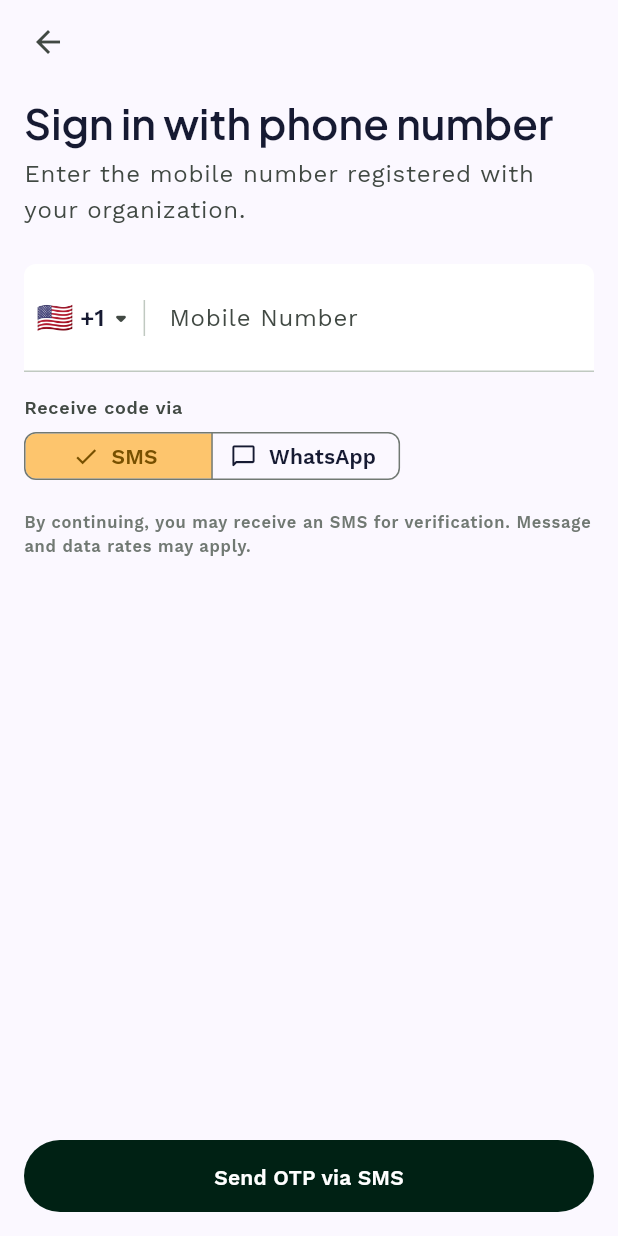
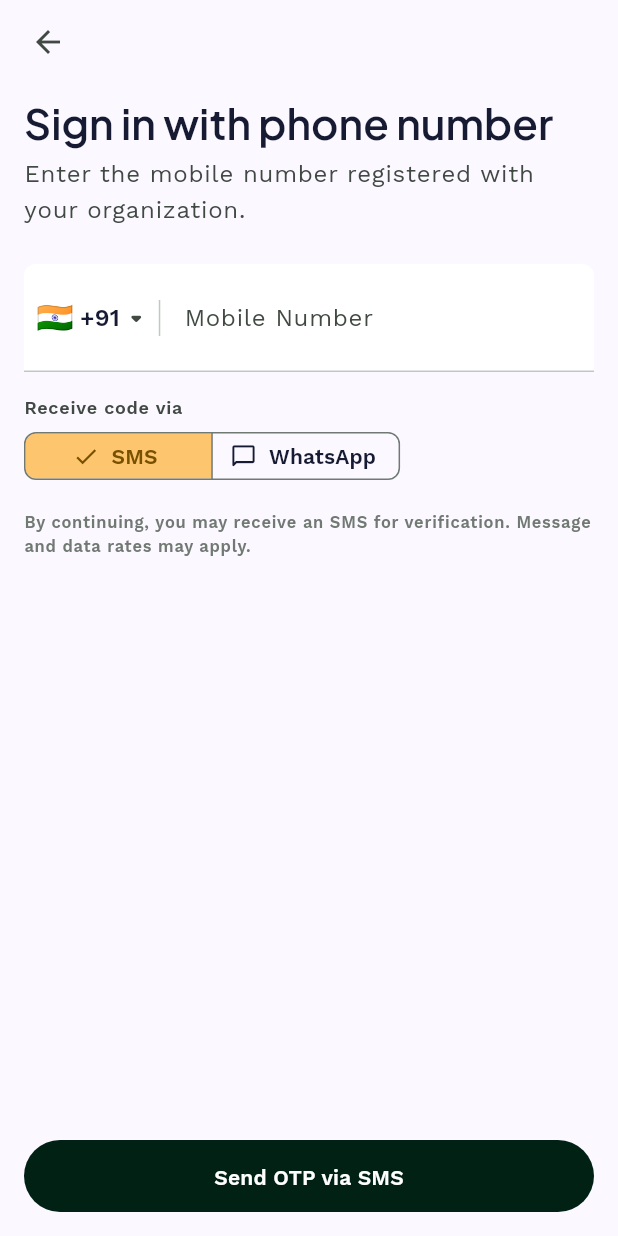
Before and after one commit to sureshr-apps/WorkAxis, a Flutter app: the screen it shows after launch, after a tap on "Sign in with Phone", on a phone screen of 412 x 824 dp. Run offline on Flutter 3.47's test engine with Material 3 defaults, Android fonts, the phone set to English and light mode, and no system bars; our stand-ins replace equatable, go_router, google_fonts; accounts and stored records are empty.

Commit message:
feat: set default country code to India (+91) and support seamless phone matching across country prefixes

```diff
--- a/lib/core/models/country_code.dart
+++ b/lib/core/models/country_code.dart
@@ -17,21 +17,21 @@ class CountryCode extends Equatable {
   List<Object?> get props => [name, code, dialCode, flag];
 
   static const List<CountryCode> supportedCountries = [
+    CountryCode(name: 'India', code: 'IN', dialCode: '+91', flag: '🇮🇳'),
     CountryCode(
         name: 'United States', code: 'US', dialCode: '+1', flag: '🇺🇸'),
-    CountryCode(name: 'Canada', code: 'CA', dialCode: '+1', flag: '🇨🇦'),
     CountryCode(
         name: 'United Kingdom', code: 'GB', dialCode: '+44', flag: '🇬🇧'),
-    CountryCode(name: 'India', code: 'IN', dialCode: '+91', flag: '🇮🇳'),
+    CountryCode(name: 'Canada', code: 'CA', dialCode: '+1', flag: '🇨🇦'),
     CountryCode(name: 'Australia', code: 'AU', dialCode: '+61', flag: '🇦🇺'),
-    CountryCode(name: 'Germany', code: 'DE', dialCode: '+49', flag: '🇩🇪'),
-    CountryCode(name: 'France', code: 'FR', dialCode: '+33', flag: '🇫🇷'),
-    CountryCode(name: 'Singapore', code: 'SG', dialCode: '+65', flag: '🇸🇬'),
     CountryCode(
         name: 'United Arab Emirates',
         code: 'AE',
         dialCode: '+971',
         flag: '🇦🇪'),
+    CountryCode(name: 'Singapore', code: 'SG', dialCode: '+65', flag: '🇸🇬'),
+    CountryCode(name: 'Germany', code: 'DE', dialCode: '+49', flag: '🇩🇪'),
+    CountryCode(name: 'France', code: 'FR', dialCode: '+33', flag: '🇫🇷'),
     CountryCode(name: 'Mexico', code: 'MX', dialCode: '+52', flag: '🇲🇽'),
     CountryCode(name: 'Brazil', code: 'BR', dialCode: '+55', flag: '🇧🇷'),
     CountryCode(name: 'Japan', code: 'JP', dialCode: '+81', flag: '🇯🇵'),
@@ -53,9 +53,9 @@ class CountryCode extends Equatable {
   ];
 
   static const CountryCode defaultCountry = CountryCode(
-    name: 'United States',
-    code: 'US',
-    dialCode: '+1',
-    flag: '🇺🇸',
+    name: 'India',
+    code: 'IN',
+    dialCode: '+91',
+    flag: '🇮🇳',
   );
 }
--- a/lib/core/utils/phone_number_formatter.dart
+++ b/lib/core/utils/phone_number_formatter.dart
@@ -1,8 +1,10 @@
 /// Utility class for formatting, normalizing, and masking phone numbers.
 abstract final class PhoneNumberFormatter {
-  /// Normalizes a national number and dial code to E.164 standard format (e.g., +15551234567).
-  static String toE164(
-      {required String countryCode, required String nationalNumber}) {
+  /// Normalizes a national number and dial code to E.164 standard format (e.g., +15551234567 or +919876543210).
+  static String toE164({
+    required String countryCode,
+    required String nationalNumber,
+  }) {
     final cleanCountry = countryCode.replaceAll(RegExp(r'[^\d+]'), '');
     final prefix =
         cleanCountry.startsWith('+') ? cleanCountry : '+$cleanCountry';
@@ -10,7 +12,7 @@ abstract final class PhoneNumberFormatter {
     return '$prefix$cleanNational';
   }
 
-  /// Masks a phone number for sensitive display (e.g. "+1 (***) ***-4567" or "+1 555***4567").
+  /// Masks a phone number for sensitive display (e.g. "+1 (***) ***-4567" or "+91 (***) ***-4567").
   static String maskPhoneNumber(String rawPhone) {
     if (rawPhone.isEmpty) return '';
     final digits = rawPhone.replaceAll(RegExp(r'\D'), '');
@@ -24,6 +26,9 @@ abstract final class PhoneNumberFormatter {
     } else if (digits.length == 11 && digits.startsWith('1')) {
       // e.g. 15551234567 -> +1 (***) ***-4567
       return '+1 (***) ***-$lastFour';
+    } else if (digits.length == 12 && digits.startsWith('91')) {
+      // e.g. 919876543210 -> +91 (***) ***-3210
+      return '+91 (***) ***-$lastFour';
     }
     // Generic masking: keep country code if present, mask middle, keep last 4
     final maskedLength = digits.length - 4;
```
Also changed, not shown: lib/features/access_control/data/datasources/access_remote_data_source.dart (+28 -7 lines), 2 other files.
